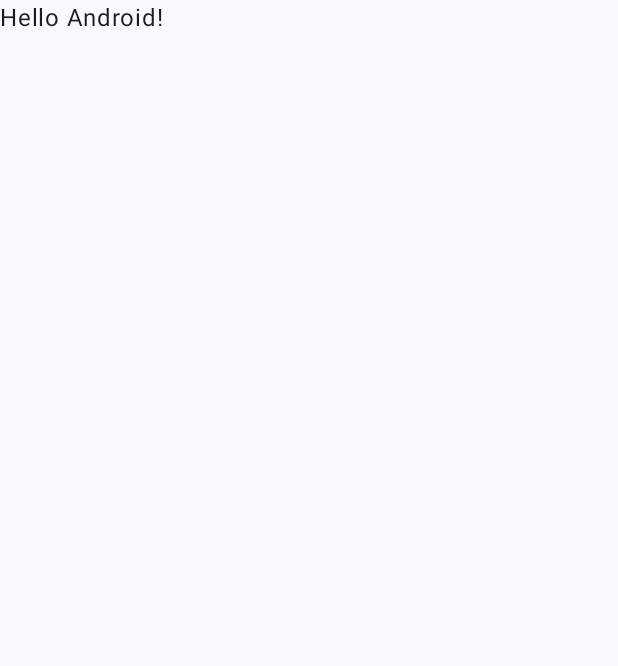
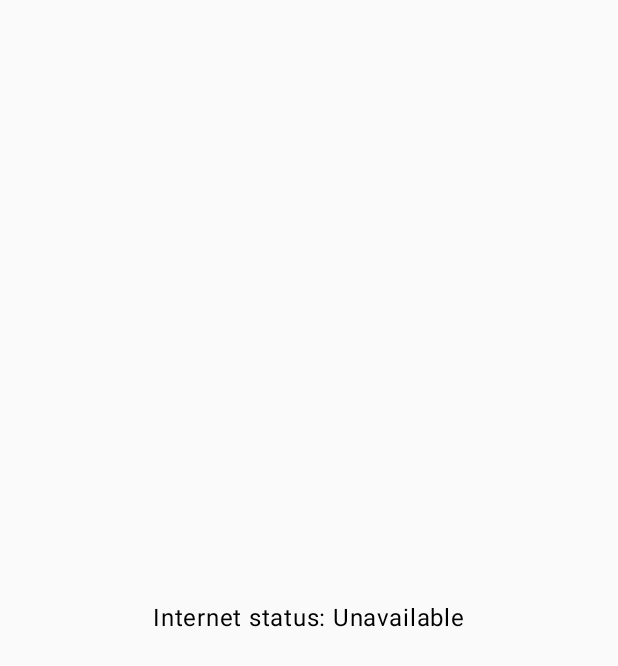
Before and after one commit to complexitykys/ethernetconnection, an Android app built with Jetpack Compose: the screen it shows after launch (MainActivity), on a phone screen of 412 x 824 dp. Before the commit the part shown is almost empty. Shown: the top 666 px of the screen. Run offline under Robolectric (Android 15) with nearby library versions, the phone set to English and light mode, and no system bars.

Commit message:
Added UI.

```diff
--- a/app/src/main/java/com/monitor/ethernetconnection/MainActivity.kt
+++ b/app/src/main/java/com/monitor/ethernetconnection/MainActivity.kt
@@ -4,14 +4,16 @@ import android.os.Bundle
 import androidx.activity.ComponentActivity
 import androidx.activity.compose.setContent
 import androidx.activity.enableEdgeToEdge
+import androidx.compose.foundation.layout.Box
 import androidx.compose.foundation.layout.fillMaxSize
-import androidx.compose.foundation.layout.padding
-import androidx.compose.material3.Scaffold
 import androidx.compose.material3.Text
 import androidx.compose.runtime.Composable
+import androidx.compose.runtime.collectAsState
+import androidx.compose.runtime.getValue
+import androidx.compose.ui.Alignment
 import androidx.compose.ui.Modifier
-import androidx.compose.ui.tooling.preview.Preview
 import com.monitor.ethernetconnection.ui.theme.EthernetconnectionTheme
+import org.koin.androidx.compose.koinViewModel
 
 class MainActivity : ComponentActivity() {
     override fun onCreate(savedInstanceState: Bundle?) {
@@ -19,29 +21,21 @@ class MainActivity : ComponentActivity() {
         enableEdgeToEdge()
         setContent {
             EthernetconnectionTheme {
-                Scaffold(modifier = Modifier.fillMaxSize()) { innerPadding ->
-                    Greeting(
-                        name = "Android",
-                        modifier = Modifier.padding(innerPadding)
-                    )
-                }
+                NetworkScreen()
             }
         }
     }
 }
 
 @Composable
-fun Greeting(name: String, modifier: Modifier = Modifier) {
-    Text(
-        text = "Hello $name!",
-        modifier = modifier
-    )
-}
-
-@Preview(showBackground = true)
-@Composable
-fun GreetingPreview() {
-    EthernetconnectionTheme {
-        Greeting("Android")
+fun NetworkScreen(
+    viewModel: NetworkViewModel = koinViewModel(),
+) {
+    val status by viewModel.networkStatus.collectAsState()
+    Box(
+        modifier = Modifier.fillMaxSize(),
+        contentAlignment = Alignment.Center
+    ) {
+        Text(text = "Internet status: $status")
     }
 }
```
